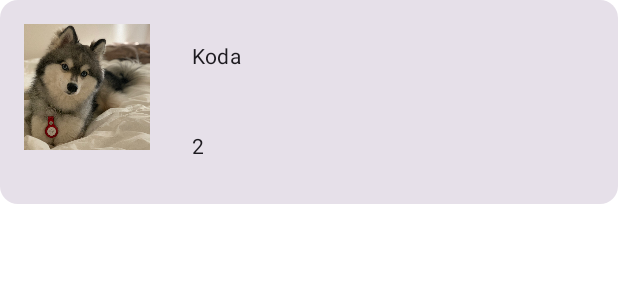
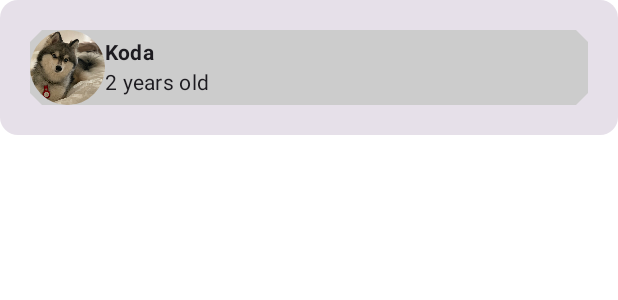
Before and after one commit to Developer-ShivaniSharma/WoofApp, an Android app built with Jetpack Compose: the @Preview function DogDetailPreview, on a phone screen of 412 x 824 dp. Shown: the top 300 px of the screen. Run offline under Robolectric (Android 15) with nearby library versions, the phone set to English and light mode, and no system bars.

Commit message:
Modify Dog detail and add Top App Bar

```diff
--- a/app/src/main/java/com/myapp/woofapp/MainActivity.kt
+++ b/app/src/main/java/com/myapp/woofapp/MainActivity.kt
@@ -9,9 +9,11 @@ import androidx.compose.foundation.border
 import androidx.compose.foundation.layout.Box
 import androidx.compose.foundation.layout.Column
 import androidx.compose.foundation.layout.Row
+import androidx.compose.foundation.layout.Spacer
 import androidx.compose.foundation.layout.fillMaxHeight
 import androidx.compose.foundation.layout.fillMaxSize
 import androidx.compose.foundation.layout.fillMaxWidth
+import androidx.compose.foundation.layout.height
 import androidx.compose.foundation.layout.padding
 import androidx.compose.foundation.layout.size
 import androidx.compose.foundation.layout.wrapContentSize
@@ -19,17 +21,22 @@ import androidx.compose.foundation.shape.CircleShape
 import androidx.compose.foundation.shape.CutCornerShape
 import androidx.compose.foundation.shape.RoundedCornerShape
 import androidx.compose.material3.Card
+import androidx.compose.material3.CenterAlignedTopAppBar
+import androidx.compose.material3.ExperimentalMaterial3Api
 import androidx.compose.material3.Icon
 import androidx.compose.material3.MaterialTheme
 import androidx.compose.material3.Surface
 import androidx.compose.material3.Text
 import androidx.compose.runtime.Composable
+import androidx.compose.ui.Alignment
 import androidx.compose.ui.Modifier
 import androidx.compose.ui.draw.clip
 import androidx.compose.ui.draw.scale
+import androidx.compose.ui.graphics.Color
 import androidx.compose.ui.layout.ContentScale
 import androidx.compose.ui.res.painterResource
 import androidx.compose.ui.res.stringResource
+import androidx.compose.ui.text.font.FontWeight
 import androidx.compose.ui.tooling.preview.Preview
 import androidx.compose.ui.unit.dp
 import com.myapp.woofapp.data.DogInfo
@@ -42,8 +49,7 @@ class MainActivity : ComponentActivity() {
             WoofAppTheme {
                 // A surface container using the 'background' color from the theme
                 Surface(
-                    modifier = Modifier.fillMaxSize(),
-                    color = MaterialTheme.colorScheme.background
+                    modifier = Modifier.fillMaxSize(), color = MaterialTheme.colorScheme.background
                 ) {
                     WoofApp()
                 }
@@ -62,26 +68,30 @@ fun DogDetail(dogInfo: DogInfo, modifier: Modifier = Modifier) {
         Row(
             modifier = modifier
                 .fillMaxWidth()
-                .padding(8.dp)
+                .padding(20.dp)
+                .background(color = Color.LightGray, shape = CutCornerShape(8.dp))
         ) {
             Image(
                 painter = painterResource(dogInfo.imageResourceId),
                 contentDescription = null,
                 contentScale = ContentScale.Crop,
                 modifier = Modifier
-                    .size(100.dp, 100.dp)
-                    .clip(MaterialTheme.shapes.small)
-                    .padding(8.dp)
+                    .size(50.dp, 50.dp)
+                    .clip(CircleShape)
+                    .align(Alignment.CenterVertically)
+
             )
+
             Column {
+                Spacer(modifier = Modifier.height(5.dp))
                 Text(
                     text = stringResource(dogInfo.name),
-                    modifier = Modifier.padding(20.dp),
-                    style = MaterialTheme.typography.bodyMedium
+                    style = MaterialTheme.typography.bodyMedium,
+                    fontWeight = FontWeight.Bold
                 )
                 Text(
-                    text = dogInfo.age.toString(),
-                    modifier = Modifier.padding(20.dp),
+                    text = stringResource(R.string.years_old,dogInfo.age),
+                    //modifier = Modifier.padding(20.dp),
                     style = MaterialTheme.typography.bodyMedium
 
                 )
@@ -90,14 +100,33 @@ fun DogDetail(dogInfo: DogInfo, modifier: Modifier = Modifier) {
     }
 }
 
+@OptIn(ExperimentalMaterial3Api::class)
+@Composable
+fun WoofAppBar(modifier: Modifier = Modifier) {
+    CenterAlignedTopAppBar(title = {
+        Row(verticalAlignment = Alignment.CenterVertically) {
+            Image(
+                painter = painterResource(R.drawable.ic_woof_logo),
+                modifier = Modifier.padding(16.dp),
+                contentDescription = null
+            )
+            Text(
+                text = stringResource(R.string.app_name),
+                style = MaterialTheme.typography.displayMedium
+            )
+        }
 
-    /*@Preview(showBackground = true)
+    })
+}
+
+@Preview(showBackground = true)
 @Composable
-fun WoofAppPreview() {
-  }*/
+fun WoofAppBarPreview() {
+    WoofAppBar()
+}
 
-    @Preview(showBackground = true)
-    @Composable
-    fun DogDetailPreview() {
-        DogDetail(DogInfo(R.drawable.koda, R.string.dog_name_1, 2, R.string.dog_description_1))
-    }
+@Preview(showBackground = true)
+@Composable
+fun DogDetailPreview() {
+    DogDetail(DogInfo(R.drawable.koda, R.string.dog_name_1, 2, R.string.dog_description_1))
+}
```
